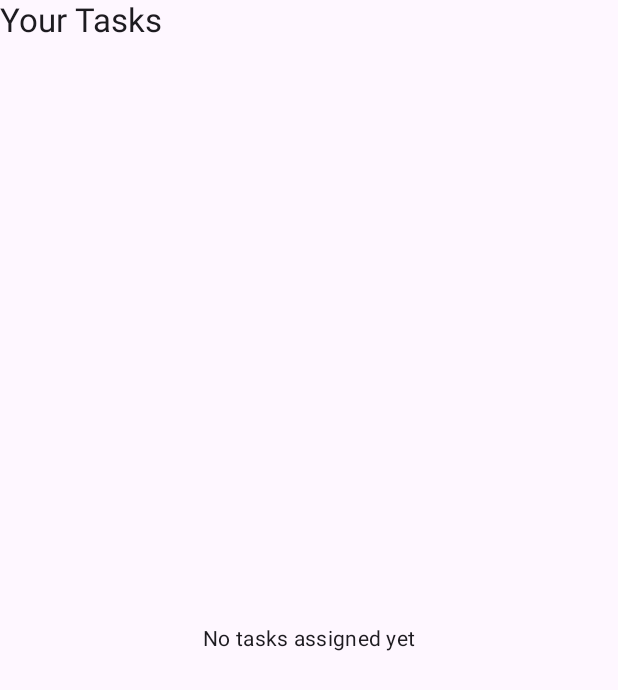
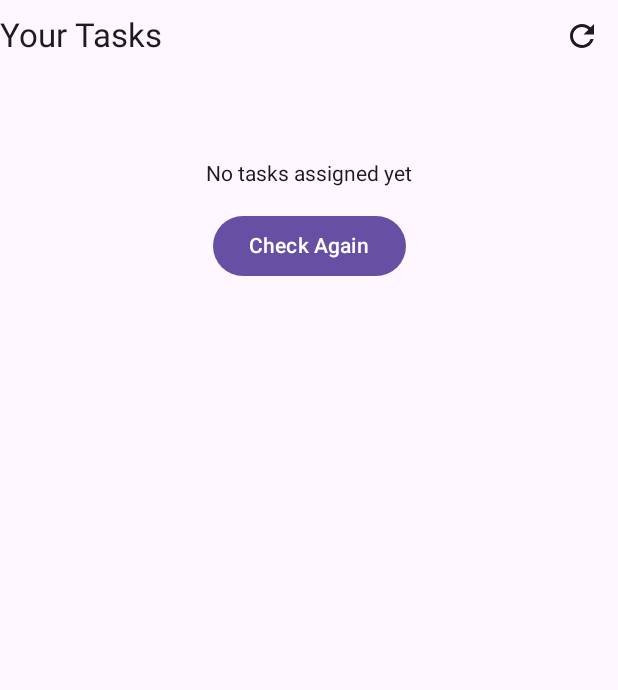
Before and after one commit to KevinGuitarist/employee-attendance-app-internship-task, an Android app built with Jetpack Compose: the composable EmployeeTaskView shown on its own in the app's theme, on a phone screen of 412 x 824 dp. Shown: the top 690 px of the screen. Run offline under Robolectric (Android 15) with nearby library versions, the phone set to English and light mode, and no system bars; our stand-ins replace Compose Multiplatform resources, Dagger/Hilt's generated code, Firebase (no records; nobody signed in at launch, a user with empty details on screens opened directly); 1 statement that could not run was skipped.

Commit message:
fix(EmployeeTaskView): resolve missing drawable and layout issues

```diff
--- a/composeApp/src/androidMain/kotlin/org/example/employeeattendenceapp/Components/EmployeeTaskView.kt
+++ b/composeApp/src/androidMain/kotlin/org/example/employeeattendenceapp/Components/EmployeeTaskView.kt
@@ -6,14 +6,20 @@
 import androidx.compose.foundation.lazy.items
 import androidx.compose.material.icons.Icons
 import androidx.compose.material.icons.filled.Check
+import androidx.compose.material.icons.filled.Refresh
 import androidx.compose.material3.*
 import androidx.compose.runtime.*
 import androidx.compose.ui.Alignment
 import androidx.compose.ui.Modifier
 import androidx.compose.ui.graphics.Color
+import androidx.compose.ui.platform.LocalContext
 import androidx.compose.ui.unit.dp
+import com.google.firebase.auth.FirebaseAuth
+import kotlinx.coroutines.launch
+import org.example.employeeattendenceapp.R
 import org.example.employeeattendenceapp.data.model.Task
 import org.example.employeeattendenceapp.ui.employee.TaskEmployeeViewModel
+import org.jetbrains.compose.resources.painterResource
 
 @Composable
 fun EmployeeTaskView(
@@ -23,25 +29,81 @@
     val tasks by viewModel.tasks.collectAsState()
     val selectedTask by viewModel.selectedTask.collectAsState()
     val isLoading by viewModel.isLoading.collectAsState()
+    val context = LocalContext.current
+    val snackbarHostState = remember { SnackbarHostState() }
+    val coroutineScope = rememberCoroutineScope()
 
-    Column(modifier = modifier) {
+    // Get current employee ID
+    val employeeId = remember {
+        FirebaseAuth.getInstance().currentUser?.email?.substringBefore("@")?.lowercase() ?: ""
+    }
+
+    Column(modifier = modifier) {  // Remove any verticalScroll from here
+        Row(
+            verticalAlignment = Alignment.CenterVertically,
+            horizontalArrangement = Arrangement.SpaceBetween,
+            modifier = Modifier.fillMaxWidth()
+        ) {
             Text("Your Tasks", style = MaterialTheme.typography.titleLarge)
 
-        if (isLoading) {
-            Box(modifier = Modifier.fillMaxSize(), contentAlignment = Alignment.Center) {
+            IconButton(
+                onClick = {
+                    coroutineScope.launch {
+                        viewModel.loadTasksForEmployee(employeeId)
+                        snackbarHostState.showSnackbar("Refreshing tasks...")
+                    }
+                }
+            ) {
+                Icon(
+                    imageVector = Icons.Default.Refresh,  // Using Material Icons
+                    contentDescription = "Refresh"
+                )
+            }
+        }
+
+        when {
+            isLoading -> {
+                Box(
+                    modifier = Modifier
+                        .fillMaxWidth()
+                        .height(200.dp),  // Fixed height for loading
+                    contentAlignment = Alignment.Center
+                ) {
                     CircularProgressIndicator()
                 }
-        } else if (tasks.isEmpty()) {
-            Box(modifier = Modifier.fillMaxSize(), contentAlignment = Alignment.Center) {
-                Text("No tasks assigned yet", style = MaterialTheme.typography.bodyMedium)
             }
-        } else {
-            LazyColumn(modifier = Modifier.fillMaxWidth()) {
+            tasks.isEmpty() -> {
+                Box(
+                    modifier = Modifier
+                        .fillMaxWidth()
+                        .height(200.dp),  // Fixed height for empty state
+                    contentAlignment = Alignment.Center
+                ) {
+                    Column(horizontalAlignment = Alignment.CenterHorizontally) {
+                        Text("No tasks assigned yet")
+                        Button(
+                            onClick = {
+                                viewModel.loadTasksForEmployee(employeeId)
+                            },
+                            modifier = Modifier.padding(top = 16.dp)
+                        ) {
+                            Text("Check Again")
+                        }
+                    }
+                }
+            }
+            else -> {
+                LazyColumn(
+                    modifier = Modifier
+                        .fillMaxWidth()
+                        .heightIn(max = 400.dp)  // Constrained height
+                ) {
                     items(tasks) { task ->
                         TaskCard(
                             task = task,
                             onClick = { viewModel.selectTask(task) }
                         )
+                    }
                 }
             }
         }
--- a/composeApp/src/androidMain/kotlin/org/example/employeeattendenceapp/HomeScreenEmployee.kt
+++ b/composeApp/src/androidMain/kotlin/org/example/employeeattendenceapp/HomeScreenEmployee.kt
@@ -76,8 +76,7 @@
     var showLocationSettingsDialog by remember { mutableStateOf(false) }
 
     val taskViewModel: TaskEmployeeViewModel = hiltViewModel()
-    val employeeId = FirebaseAuth.getInstance().currentUser?.email?.substringBefore("@") ?: ""
-
+    val employeeId = FirebaseAuth.getInstance().currentUser?.email?.substringBefore("@")?.lowercase() ?: ""
     LaunchedEffect(Unit) {
         taskViewModel.loadTasksForEmployee(employeeId)
     }
@@ -634,14 +633,26 @@
                     statusText = statusText
                 )
 
-                Spacer(modifier = Modifier.height(32.dp))
+                Card(
+                    modifier = Modifier
+                        .fillMaxWidth()
+                        .padding(vertical = 8.dp),
+                    colors = CardDefaults.cardColors(containerColor = Color.White)
+                ) {
+                    Column(modifier = Modifier.padding(16.dp)) {
+                        Text(
+                            "Your Tasks",
+                            style = MaterialTheme.typography.titleLarge,
+                            fontWeight = FontWeight.Bold
+                        )
+                        Spacer(modifier = Modifier.height(8.dp))
+                        EmployeeTaskView(
+                            viewModel = taskViewModel,
+                            modifier = Modifier.fillMaxWidth()
+                        )
+                    }
+                }
             }
-            Spacer(modifier = Modifier.height(16.dp))
-
-            EmployeeTaskView(
-                viewModel = taskViewModel,
-                modifier = Modifier.fillMaxWidth()
-            )
         }
 
         // Snackbar host
```
Also changed, not shown: composeApp/src/androidMain/kotlin/org/example/employeeattendenceapp/Components/TaskEmployeeViewModel.kt (+10 -2 lines), composeApp/src/androidMain/kotlin/org/example/employeeattendenceapp/Repo/TaskRepository.kt (+9 -4 lines). Lines whose indentation alone changed are shown as unchanged.
